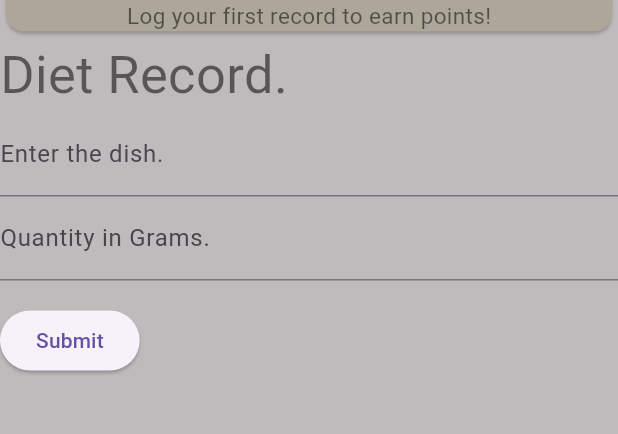
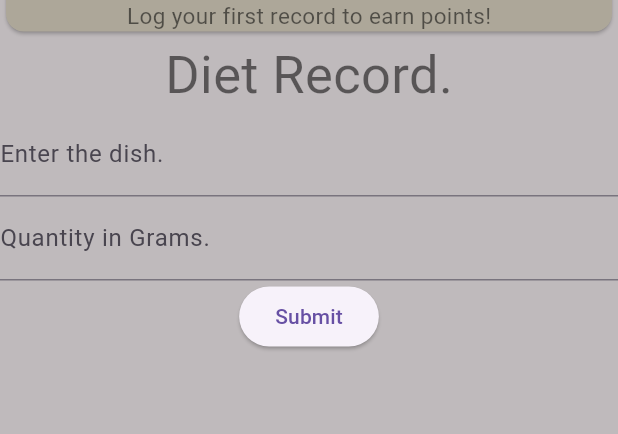
Before and after one commit to vaiiishnaviii123/StayFit, a Flutter app: the DietRecorderPage screen opened directly, on a phone screen of 412 x 824 dp, the part 123-557 px from its top. Run offline on Flutter 3.47's test engine with Material 3 defaults, Android fonts, the phone set to English and light mode, and no system bars; our stand-ins replace dropdown_textfield.

```diff
--- a/lib/diet/diet_manager.dart
+++ b/lib/diet/diet_manager.dart
@@ -1,14 +1,13 @@
 import 'package:flutter/material.dart';
 import 'package:provider/provider.dart';
 import 'package:stay_fit/Models/event.dart';
-import 'package:stay_fit/diet_menu.dart';
-import 'package:stay_fit/event_diet_list.dart';
+import 'package:stay_fit/providers/diet_menu.dart';
+import 'package:stay_fit/providers/event_diet_list.dart';
 
-import '../reward_points.dart';
+import '../providers/reward_points.dart';
 
 class DietManager extends StatefulWidget {
-  final void Function(Event event) addDietEvent;
-  const DietManager(this.addDietEvent, {super.key});
+  const DietManager({super.key});
 
   @override
   _DietManagerState createState() {
@@ -20,9 +19,7 @@ class _DietManagerState extends State<DietManager> {
   final _formKey = GlobalKey<FormState>();
   final TextEditingController myQuantityController = TextEditingController();
   final TextEditingController myDietController = TextEditingController();
-  final TextEditingController _controller = new TextEditingController();
   late bool _enabled;
- // var dietMenu = <String>{};
 
   @override
   void initState() {
@@ -36,24 +33,19 @@ class _DietManagerState extends State<DietManager> {
 
   void _onSavePressed(){
     context.read<DietMenu>().addDietToList(myDietController.text);
-    // setState(() => _enabled = true);
-    //_controller.clear();
-   // print(dietMenu);
+    setState(() => _enabled = true);
     if(myDietController == null){
       print('Please enter a valid Dish');
     }else if(myQuantityController == null){
       print('Please enter the quantity.');
     }else{
       print("Your Dish has been recorded!");
-      String str = 'Dish: '+ myDietController.text + ',  Quantity: ' + myQuantityController.text;
+      String str = 'Dish: '+ myDietController.text + ', Quantity: ' + myQuantityController.text +' grams';
       Event event = Event(
           str,
           DateTime.now()
       );
-      widget.addDietEvent(event);
       context.read<RewardPoints>().setEvent('Diet');
-      // context.read<RewardPoints>().setDate(DateTime.now());
-      // context.read<RewardPoints>().setPoints(1.0);
       context.read<RewardPoints>().calcDedicationAndPoints();
       context.read<DietList>().addDietToList(event);
     }
@@ -68,11 +60,12 @@ class _DietManagerState extends State<DietManager> {
       child: Column(
         crossAxisAlignment: CrossAxisAlignment.start,
         children: [
-          const Text("Diet Record.", style: TextStyle(color: Colors.black54, fontSize: 35)),
+          Center(child: const Text("Diet Record.", style: TextStyle(color: Colors.black54, fontSize: 35))),
           Row(
             children: <Widget>[
               Expanded(
                   child: TextFormField(
+                    key: Key("DietText"),
                     controller: myDietController,
                     decoration: InputDecoration(
                       labelText: 'Enter the dish.',
@@ -87,6 +80,7 @@ class _DietManagerState extends State<DietManager> {
                   ),
               ),
               if(this._enabled)PopupMenuButton<String>(
+                key: Key("DietMenuButton"),
                 icon: const Icon(Icons.arrow_drop_down),
                 onSelected: (String value) {
                   myDietController.text = value;
@@ -100,6 +94,7 @@ class _DietManagerState extends State<DietManager> {
             ],
           ),
           TextFormField(
+            key: Key("Quantity"),
             keyboardType: TextInputType.numberWithOptions(decimal: true, signed: true),
             controller: myQuantityController,
             decoration: InputDecoration(
@@ -113,16 +108,16 @@ class _DietManagerState extends State<DietManager> {
               return null;
             },
           ),
-          Padding(
-            padding: const EdgeInsets.symmetric(vertical: 16),
+          Center(
             child: ElevatedButton(
+              key: Key("DietButton"),
               onPressed: () {
                 // Validate returns true if the form is valid, or false otherwise.
                 if (_formKey.currentState!.validate()) {
-                  // If the form is valid, display a snackbar. In the real world,
                   // you'd often call a server or save the information in a database.
                   _onSavePressed();
                 }
+                FocusScope.of(context).unfocus();
               },
               child: const Text('Submit'),
             ),
--- a/lib/diet/diet_recorder_page.dart
+++ b/lib/diet/diet_recorder_page.dart
@@ -2,7 +2,7 @@ import 'package:flutter/material.dart';
 import 'package:provider/provider.dart';
 import 'package:stay_fit/diet/diet_manager.dart';
 import 'package:stay_fit/Models/event.dart';
-import 'package:stay_fit/event_diet_list.dart';
+import 'package:stay_fit/providers/event_diet_list.dart';
 import '../event_tracker.dart';
 import '../reward_points_page.dart';
 
@@ -16,37 +16,15 @@ class DietRecorderPage extends StatefulWidget {
 }
 
 class _DietRecorderPageState extends State<DietRecorderPage> {
-  final List<Event> _dietEvents = [];
-
-  _addDietEvent(Event event) {
-    setState(() {
-      _dietEvents.add(event);
-    });
-  }
-
   @override
   Widget build(BuildContext context) {
     // TODO: implement build
     return Scaffold(
         backgroundColor: Color.fromRGBO(191, 186, 188, 1),
-        // appBar: AppBar(
-        //   backgroundColor: Theme
-        //       .of(context)
-        //       .primaryColor,
-        //   title: Center(
-        //     child: Text(
-        //       'How do you feel today?',
-        //       style: TextStyle(color: Theme
-        //           .of(context)
-        //           .colorScheme
-        //           .onPrimary),
-        //     ),
-        //   ),
-        // ),
         body: ListView(
           children: [
             RewardPointsPage(),
-            DietManager(_addDietEvent),
+            DietManager(),
             EventTracker(context.watch<DietList>().getDietList()),
           ],
         )
--- a/lib/event_tracker.dart
+++ b/lib/event_tracker.dart
@@ -1,7 +1,5 @@
 import 'package:flutter/material.dart';
-import 'package:provider/provider.dart';
 import 'package:stay_fit/Models/event.dart';
-import 'package:stay_fit/event_emotions_list.dart';
 
 class EventTracker extends StatelessWidget {
   final List<Event> _event;
@@ -21,8 +19,9 @@ class EventTracker extends StatelessWidget {
                 _event.length, (index) => Card(
                 color: Color.fromRGBO(173, 167, 153, 5),
                 child: SizedBox(
+                  key: Key("card"),
                   height: 60,
-                  child: Center(child: Text('  ${_event.elementAt(index).text} on ${_event.elementAt(index).date.day}-${_event.elementAt(index).date.month}-${_event.elementAt(index).date.year} at ${_event.elementAt(index).date.hour}-${_event.elementAt(index).date.minute}-${_event.elementAt(index).date.second}.')),
+                  child: Center(child: Text('  ${_event.elementAt(index).text} on ${_event.elementAt(index).date.month}-${_event.elementAt(index).date.day}-${_event.elementAt(index).date.year} at ${_event.elementAt(index).date.hour}-${_event.elementAt(index).date.minute}-${_event.elementAt(index).date.second}.')),
                 ),
               ),
               ),
--- /dev/null
+++ b/lib/providers/diet_menu.dart
@@ -0,0 +1,17 @@
+import 'package:flutter/foundation.dart';
+import 'package:stay_fit/Models/event.dart';
+
+class DietMenu with ChangeNotifier {
+  var list = <String>{};
+
+  DietMenu(this.list);
+
+  List<String> getDietMenu() {
+    return this.list.toList();
+  }
+
+  void addDietToList(String menu) {
+    list.add(menu);
+    notifyListeners();
+  }
+}
--- /dev/null
+++ b/lib/providers/event_diet_list.dart
@@ -0,0 +1,17 @@
+import 'package:flutter/foundation.dart';
+import 'package:stay_fit/Models/event.dart';
+
+class DietList with ChangeNotifier {
+  late List<Event> list;
+
+  DietList(this.list);
+
+  List<Event> getDietList() {
+    return this.list.toList();
+  }
+
+  void addDietToList(Event event) {
+    list.add(event);
+    notifyListeners();
+  }
+}
--- a/lib/reward_points_page.dart
+++ b/lib/reward_points_page.dart
@@ -1,6 +1,6 @@
 import 'package:flutter/material.dart';
 import 'package:provider/provider.dart';
-import 'package:stay_fit/reward_points.dart';
+import 'package:stay_fit/providers/reward_points.dart';
 
 class RewardPointsPage extends StatefulWidget {
   const RewardPointsPage({super.key});
--- a/pubspec.yaml
+++ b/pubspec.yaml
@@ -41,6 +41,8 @@ dependencies:
 dev_dependencies:
   flutter_test:
     sdk: flutter
+  mockito:
+  build_runner:
 
   # The "flutter_lints" package below contains a set of recommended lints to
   # encourage good coding practices. The lint set provided by the package is
```
Also changed, not shown: lib/emotions/emoji_recorder.dart (+10 -43 lines), lib/emotions/emoji_recorder_page.dart (+2 -21 lines), lib/main.dart (+5 -11 lines), lib/providers/event_emotions_list.dart (added, +17 -0 lines), lib/providers/event_workout_list.dart (added, +17 -0 lines), lib/providers/reward_points.dart (added, +63 -0 lines), lib/workout/workout_manager.dart (+9 -12 lines), lib/workout/workout_recorder_page.dart (+2 -24 lines).
